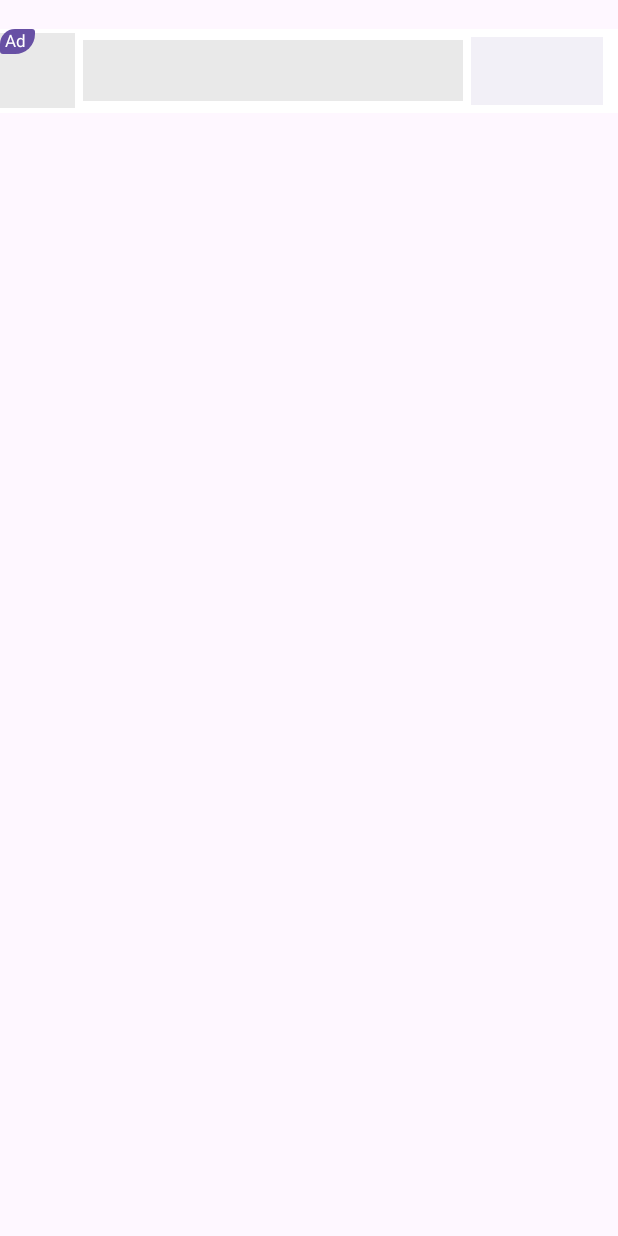
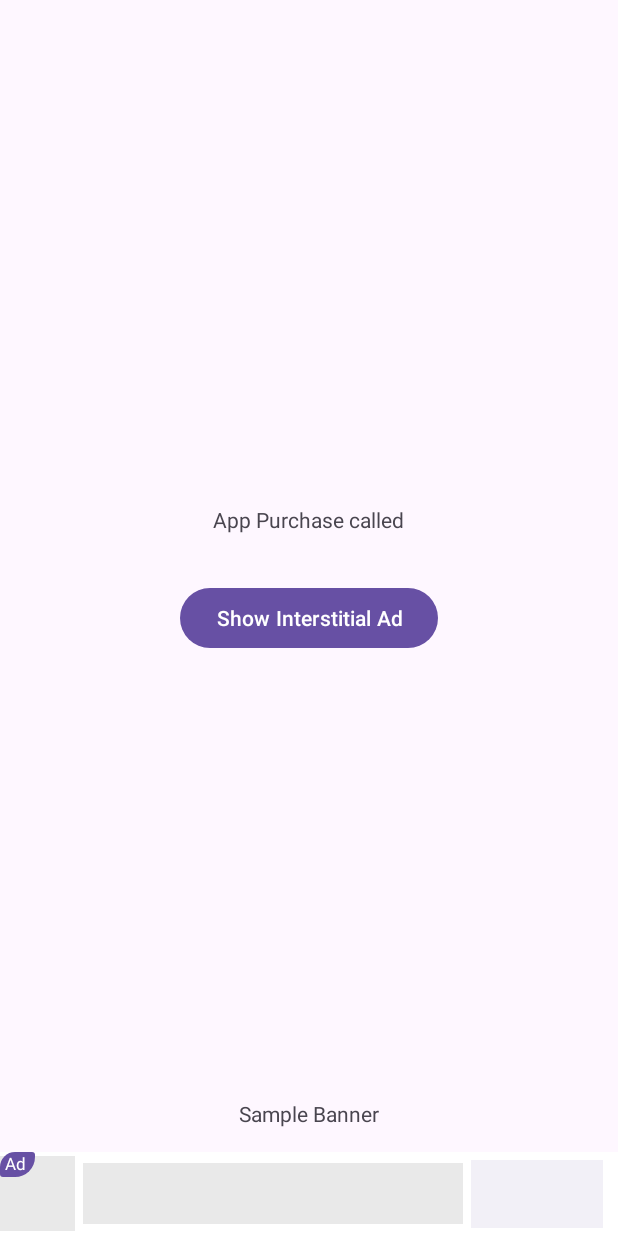
Before and after one commit to i2hammad/AdManageKit, an Android app: the screen it shows after launch (MainActivity before the commit, InterstitialActivity after it), on a phone screen of 412 x 824 dp. Run offline under Robolectric (Android 15) with nearby library versions, the phone set to English and light mode, and no system bars; our stand-ins replace AdMob, Shimmer; libraries missing offline, so code that uses them is left out: com.android.billingclient, com.google.ads.mediation; 2 statements that could not run were skipped.

Commit message:
added how to use library

```diff
--- a/AdManageKit/src/main/java/com/i2hammad/admanagekit/admob/NativeBannerMedium.kt
+++ b/AdManageKit/src/main/java/com/i2hammad/admanagekit/admob/NativeBannerMedium.kt
@@ -1,4 +1,4 @@
-package com.ads.control.ads.nativeads
+package com.i2hammad.admanagekit.admob
 
 import android.app.Activity
 import android.content.Context
--- a/AdManageKit/src/main/java/com/i2hammad/admanagekit/admob/NativeBannerSmall.kt
+++ b/AdManageKit/src/main/java/com/i2hammad/admanagekit/admob/NativeBannerSmall.kt
@@ -1,4 +1,4 @@
-package com.ads.control.ads.nativeads
+package com.i2hammad.admanagekit.admob
 
 import android.app.Activity
 import android.content.Context
--- a/AdManageKit/src/main/java/com/i2hammad/admanagekit/admob/NativeLarge.kt
+++ b/AdManageKit/src/main/java/com/i2hammad/admanagekit/admob/NativeLarge.kt
@@ -1,4 +1,4 @@
-package com.ads.control.ads.nativeads
+package com.i2hammad.admanagekit.admob
 
 import android.content.Context
 import android.util.AttributeSet
--- /dev/null
+++ b/app/src/main/java/com/i2hammad/admanagekit/sample/InterstitialActivity.kt
@@ -0,0 +1,68 @@
+package com.i2hammad.admanagekit.sample
+
+import android.content.Intent
+import android.os.Bundle
+import android.widget.Button
+import android.widget.TextView
+import androidx.activity.enableEdgeToEdge
+import androidx.appcompat.app.AppCompatActivity
+import androidx.core.view.ViewCompat
+import androidx.core.view.WindowInsetsCompat
+import com.i2hammad.admanagekit.admob.AdManager
+import com.i2hammad.admanagekit.admob.AdManagerCallback
+import com.i2hammad.admanagekit.billing.AppPurchase
+import com.i2hammad.admanagekit.billing.BillingListener
+import com.i2hammad.admanagekit.ump.AdsConsentManager
+
+class InterstitialActivity : AppCompatActivity() {
+    lateinit var statusTextView: TextView
+
+    override fun onCreate(savedInstanceState: Bundle?) {
+        super.onCreate(savedInstanceState)
+        enableEdgeToEdge()
+        setContentView(R.layout.activity_interstitial)
+        ViewCompat.setOnApplyWindowInsetsListener(findViewById(R.id.main)) { v, insets ->
+            val systemBars = insets.getInsets(WindowInsetsCompat.Type.systemBars())
+            v.setPadding(systemBars.left, systemBars.top, systemBars.right, systemBars.bottom)
+            insets
+        }
+
+        statusTextView = findViewById<TextView>(R.id.statusTextView)
+
+
+        val adsConsentManager: AdsConsentManager = AdsConsentManager.getInstance(this)
+
+        AppPurchase.getInstance().setBillingListener(object : BillingListener {
+            override fun onInitBillingFinished(resultCode: Int) {
+                statusTextView.text = "Request UMP called."
+
+
+                adsConsentManager.requestUMP(this@InterstitialActivity) {
+                    statusTextView.text = "Interstitial ad requested."
+                    loadInterstitialAd()
+                }
+            }
+        }, 5 * 1000)
+
+
+        var btnInterstitialAd: Button = findViewById(R.id.btnShowInterstitialAd)
+        btnInterstitialAd.setOnClickListener {
+            AdManager.getInstance().forceShowInterstitial(this, object : AdManagerCallback {
+                override fun onNextAction() {
+                    val nativeAdsIntent =
+                        Intent(this@InterstitialActivity, MainActivity::class.java)
+                    startActivity(nativeAdsIntent)
+                }
+            })
+
+        }
+
+
+    }
+
+    fun loadInterstitialAd() {
+        AdManager.getInstance().loadInterstitialAd(this, "ca-app-pub-3940256099942544/1033173712")
+    }
+
+
+}
--- /dev/null
+++ b/app/src/main/res/layout/activity_interstitial.xml
@@ -0,0 +1,49 @@
+<?xml version="1.0" encoding="utf-8"?>
+<RelativeLayout xmlns:android="http://schemas.android.com/apk/res/android"
+    xmlns:app="http://schemas.android.com/apk/res-auto"
+    xmlns:tools="http://schemas.android.com/tools"
+    android:id="@+id/main"
+    android:layout_width="match_parent"
+    android:layout_height="match_parent"
+    tools:context=".InterstitialActivity">
+
+
+    <TextView
+        android:id="@+id/statusTextView"
+        android:layout_width="wrap_content"
+        android:layout_height="wrap_content"
+        android:layout_above="@+id/btnShowInterstitialAd"
+        android:layout_centerHorizontal="true"
+        android:padding="32dp"
+        android:text="App Purchase called" />
+
+    <Button
+        android:id="@+id/btnShowInterstitialAd"
+        android:layout_width="wrap_content"
+        android:layout_height="wrap_content"
+        android:layout_centerInParent="true"
+        android:text="Show Interstitial Ad"
+        app:layout_constraintEnd_toEndOf="parent"
+        app:layout_constraintStart_toStartOf="parent"></Button>
+
+
+    <TextView
+        android:id="@+id/sampleBanner"
+        android:layout_width="wrap_content"
+        android:layout_height="wrap_content"
+        android:layout_above="@+id/bannerAdView"
+        android:layout_centerHorizontal="true"
+        android:padding="16dp"
+        android:text="Sample Banner"
+        android:textAlignment="center">
+
+    </TextView>
+
+    <com.i2hammad.admanagekit.admob.BannerAdView
+        android:id="@+id/bannerAdView"
+        android:layout_width="match_parent"
+        android:layout_height="wrap_content"
+        android:layout_alignParentBottom="true" />
+
+
+</RelativeLayout>
```
Also changed, not shown: AdManageKit/src/main/java/com/i2hammad/admanagekit/admob/AdManager.java (+12 -11 lines), app/src/main/AndroidManifest.xml (+7 -7 lines), app/src/main/java/com/i2hammad/admanagekit/sample/MainActivity.kt (+16 -9 lines), app/src/main/res/layout/activity_main.xml (+51 -4 lines), 1 other file.
